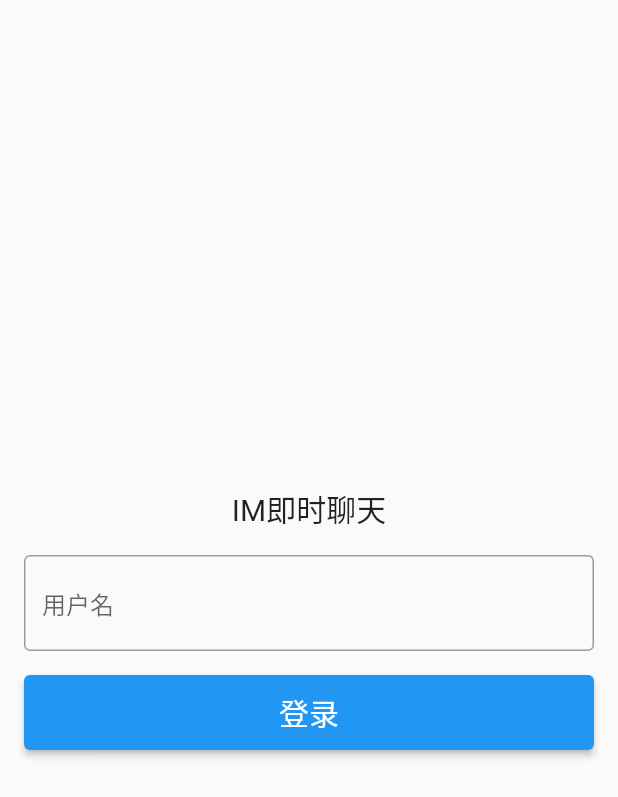
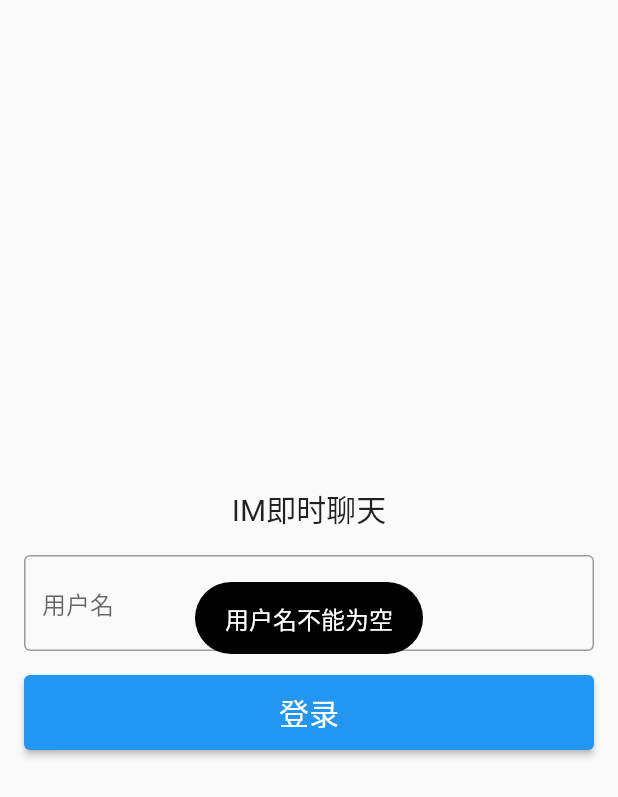
Before and after one commit to gongjianOnline/tenCentIM_flutter, a Flutter app: the screen it shows after launch, after a tap on "登录", on a phone screen of 412 x 824 dp. Shown: the top 797 px of the screen. Run offline on Flutter 3.47's test engine with Material 2 defaults, Android fonts, the phone set to English and light mode, and no system bars; our stand-ins replace dio, fluttertoast, get, shared_preferences; missing offline and left inert: kumi_popup_window, tencent_cloud_chat_sdk.

Commit message:
登录接口联调,路由重定向判断完成,添加统一的toseUI和store本地存储

```diff
--- /dev/null
+++ b/lib/app/common/unifyUI.dart
@@ -0,0 +1,19 @@
+import 'package:flutter/material.dart';
+import 'package:fluttertoast/fluttertoast.dart';
+
+class UnifyUI {
+
+  static alter(String msg){
+    Fluttertoast.showToast(
+      msg: msg,
+      toastLength: Toast.LENGTH_SHORT,
+      gravity: ToastGravity.CENTER,
+      timeInSecForIosWeb: 1,
+      backgroundColor: Colors.black,
+      textColor: Colors.white,
+      fontSize: 16.0
+    );
+  }
+
+
+}
--- /dev/null
+++ b/lib/app/common/utils/storage.dart
@@ -0,0 +1,22 @@
+import 'dart:convert';
+
+import 'package:shared_preferences/shared_preferences.dart';
+class Storage{
+  static setData(String key,dynamic value) async{
+      var prefs=await SharedPreferences.getInstance();
+      prefs.setString(key, json.encode(value));
+  }
+  static getData(String key) async{
+      var prefs=await SharedPreferences.getInstance();
+      String? tempData=prefs.getString(key);
+      if(tempData == null){
+        return null;
+      }else{
+        return json.decode(tempData!);
+      }
+  }
+  static removeData(String key) async{
+      var prefs=await SharedPreferences.getInstance();
+      prefs.remove(key);
+  }
+}
--- a/lib/app/modules/login/controllers/login_controller.dart
+++ b/lib/app/modules/login/controllers/login_controller.dart
@@ -1,10 +1,16 @@
 import 'package:get/get.dart';
+import 'package:tencent_mi_flutter/app/common/unifyUI.dart';
 import "../../../common/api/login.dart";
+import '../../../common/im_controller.dart';
 
 class LoginController extends GetxController {
   //TODO: Implement LoginController
+  IMController imController = Get.find();
 
   RxString title = "IM即时聊天".obs;
+
+  RxString userCode = "".obs;
+
   @override
   void onInit() {
     super.onInit();
@@ -20,13 +26,22 @@ class LoginController extends GetxController {
     super.onClose();
   }
 
+  handelChange(value){
+    userCode.value = value;
+  }
+
   handelLogin()async{
+    print(userCode.value);
     // Get.offNamed("/home");
+    if(userCode.value == ""){
+      print(111);
+      UnifyUI.alter("用户名不能为空");
+      return;
+    }
     var response =await LoginApi.login({
-      "name":"admin"
+      "name":userCode.value
     });
-    print("登录参数打印");
-    print(response["data"]['sig']);
+    imController.tenCentLogin(userCode.value, response["data"]['sig']);
   }
 
 }
--- a/lib/app/modules/login/views/login_view.dart
+++ b/lib/app/modules/login/views/login_view.dart
@@ -22,11 +22,14 @@ class LoginView extends GetView<LoginController> {
             ),
             Container(
               padding: const EdgeInsets.only(left: 16,right: 16),
-              child: const TextField(
+              child:TextField(
                 decoration: InputDecoration(
                     hintText: "用户名", // 提示词
                     border: OutlineInputBorder(), // 带边框
-                )
+                ),
+                onChanged: (value){
+                  controller.handelChange(value);
+                },
               ),
             ),
             Container(
--- a/lib/app/routes/app_pages.dart
+++ b/lib/app/routes/app_pages.dart
@@ -13,9 +13,8 @@ part 'app_routes.dart';
 
 class AppPages {
   AppPages._();
-
-  // static const INITIAL = Routes.HOME;
-  static const INITIAL = Routes.LOGIN;
+  static const LOGIN = Routes.LOGIN;
+  static const HOME = Routes.HOME;
 
   static final routes = [
     GetPage(
--- a/lib/main.dart
+++ b/lib/main.dart
@@ -2,19 +2,24 @@ import 'package:flutter/material.dart';
 import 'package:flutter/services.dart';
 
 import 'package:get/get.dart';
+import 'package:tencent_mi_flutter/app/common/utils/storage.dart';
 
 import 'app/routes/app_pages.dart';
 import "./app/common/im_controller.dart";
 
 void main() async{
   await Get.put(IMController());
+  var isLogin = await Storage.getData("userInfo");
+  print("111");
+  print(isLogin);
+  print("111");
   runApp(
     GetMaterialApp(
       theme: ThemeData(
         primarySwatch:Colors.blue
       ),
       title: "Application",
-      initialRoute: AppPages.INITIAL,
+      initialRoute: isLogin==null?AppPages.LOGIN:AppPages.HOME,
       getPages: AppPages.routes,
     ),
   );
--- a/pubspec.yaml
+++ b/pubspec.yaml
@@ -12,6 +12,8 @@ dependencies:
   tencent_cloud_chat_sdk: ^5.1.7
   tencent_im_sdk_plugin_desktop: ^0.1.19
   dio: ^5.2.0
+  fluttertoast: ^8.2.2
+  shared_preferences: ^2.1.1
   flutter:
     sdk: flutter
 
```
Also changed, not shown: lib/app/common/im_controller.dart (+21 -3 lines), pubspec.lock.
